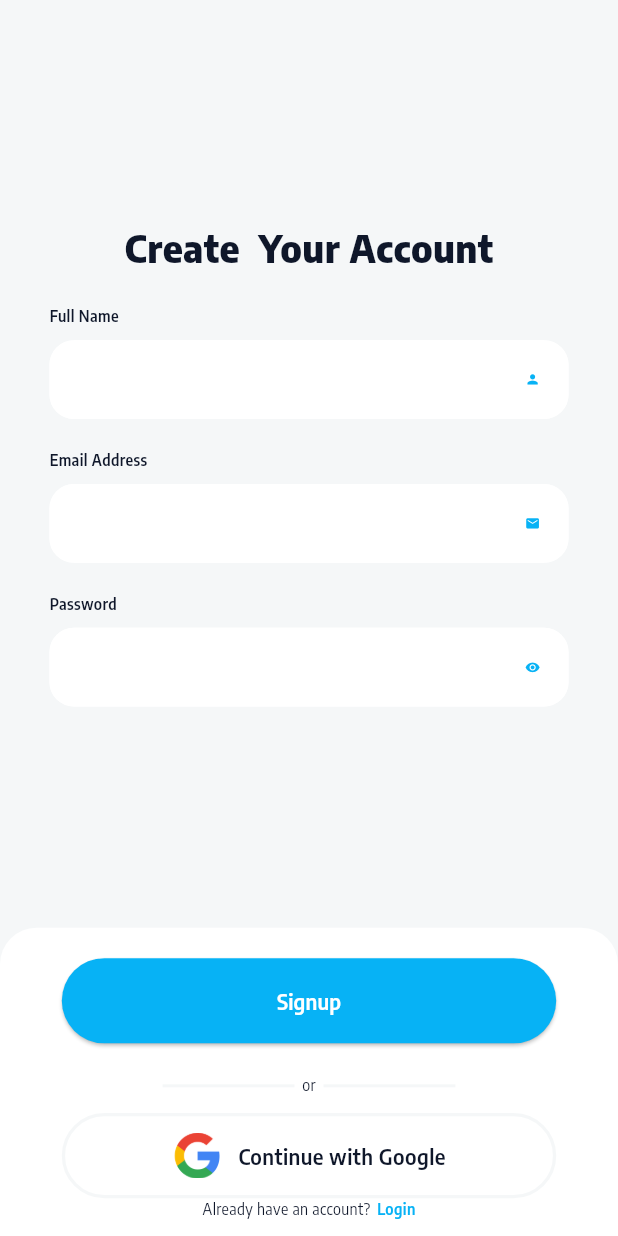
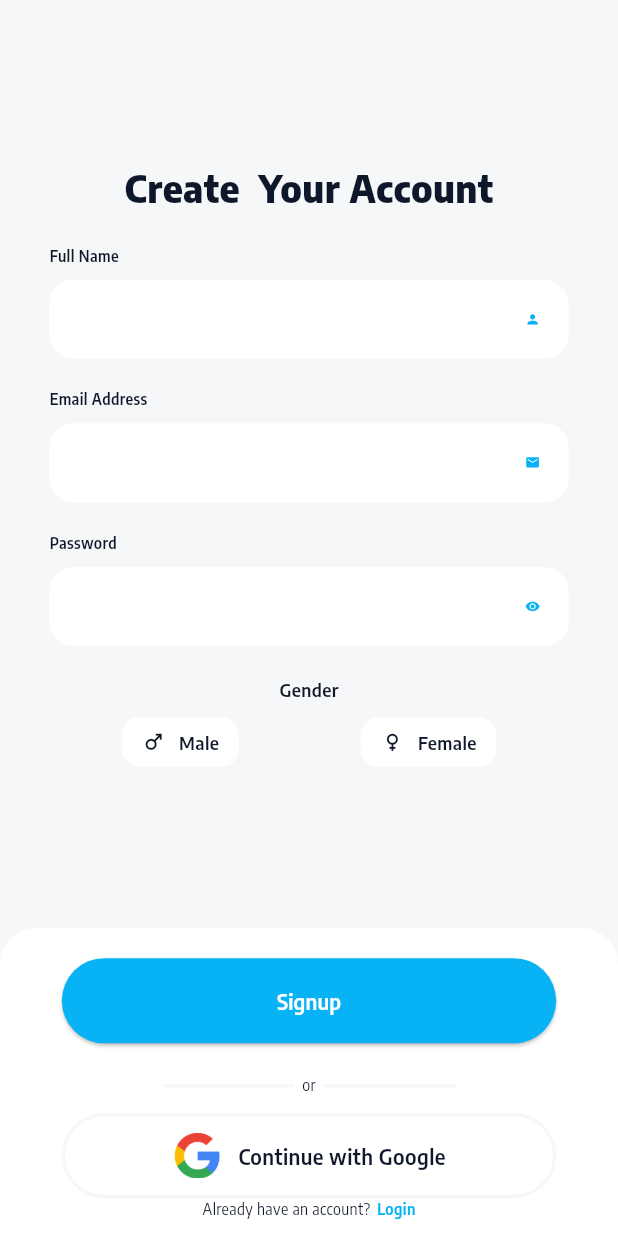
Before and after one commit to mohsin180/ride-sharing, a Flutter app: the Registerscreen screen opened directly, on a phone screen of 412 x 824 dp. Run offline on Flutter 3.47's test engine with Material 3 defaults, Android fonts, the light colour scheme and no system bars; our stand-ins replace flutter_screenutil.

Commit message:
commit: added gender portion

```diff
--- a/lib/view/registerScreen.dart
+++ b/lib/view/registerScreen.dart
@@ -41,6 +41,21 @@ class Registerscreen extends StatelessWidget {
                     obscure: true,
                     suffixIcon: Icon(Icons.remove_red_eye_rounded, size: 10.sp),
                   ),
+                  SizedBox(height: 20.h),
+                  CustomWidgets.customText(
+                    "Gender",
+                    12.sp,
+                    Consonants.boldTextColor,
+                    FontWeight.w600,
+                  ),
+                  SizedBox(height: 10.h),
+                  Row(
+                    mainAxisAlignment: MainAxisAlignment.spaceEvenly,
+                    children: [
+                      genderSelection("Male", Icons.male),
+                      genderSelection("Female", Icons.female),
+                    ],
+                  ),
                 ],
               ),
             ),
@@ -64,3 +79,25 @@ class Registerscreen extends StatelessWidget {
     );
   }
 }
+
+Widget genderSelection(String text, IconData icon) {
+  return Container(
+    padding: EdgeInsets.symmetric(horizontal: 12.w, vertical: 8.h),
+    decoration: BoxDecoration(
+      color: Consonants.whiteColor,
+      borderRadius: BorderRadius.circular(12.r),
+    ),
+    child: Row(
+      children: [
+        Icon(icon, size: 16.sp, color: Consonants.boldTextColor),
+        SizedBox(width: 8.w),
+        CustomWidgets.customText(
+          text,
+          12.sp,
+          Consonants.boldTextColor,
+          FontWeight.w600,
+        ),
+      ],
+    ),
+  );
+}
```
